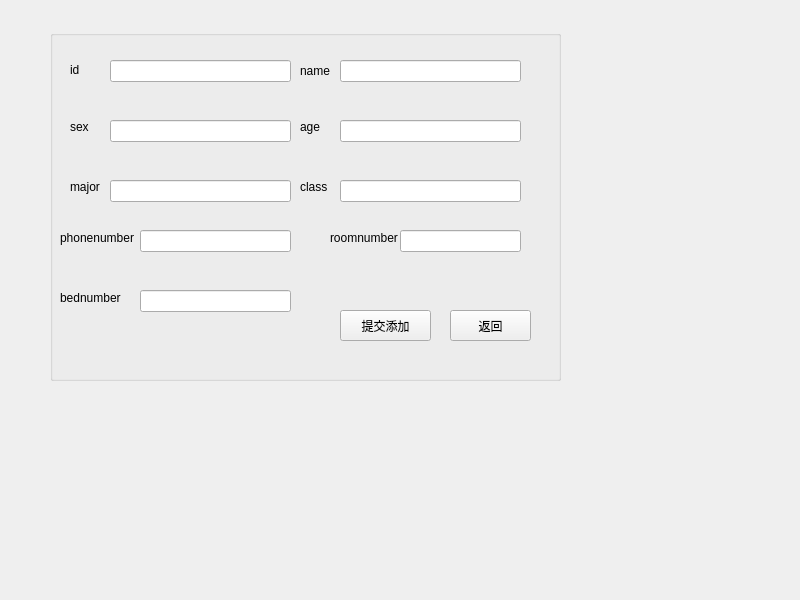
Old version of the form student_info_add.ui in the repository yzyzhenlihai/CplusplusProject.
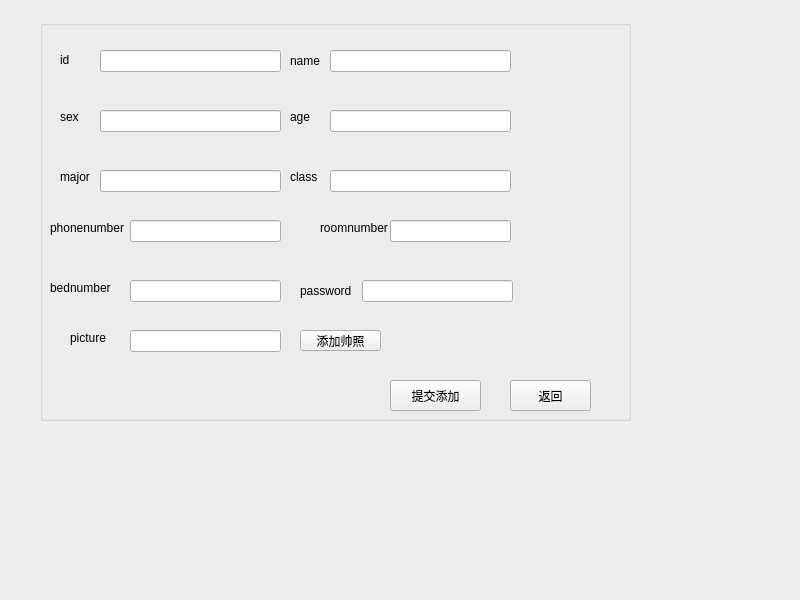
New version of the form.

```diff
--- a/student_info_add.ui
+++ b/student_info_add.ui
@@ -17,10 +17,10 @@
    <widget class="QGroupBox" name="groupBox">
     <property name="geometry">
      <rect>
-      <x>50</x>
-      <y>30</y>
-      <width>511</width>
-      <height>351</height>
+      <x>40</x>
+      <y>20</y>
+      <width>591</width>
+      <height>401</height>
      </rect>
     </property>
     <property name="title">
@@ -236,8 +236,8 @@
     <widget class="QPushButton" name="addCommit">
      <property name="geometry">
       <rect>
-       <x>290</x>
-       <y>280</y>
+       <x>350</x>
+       <y>360</y>
        <width>91</width>
        <height>31</height>
       </rect>
@@ -249,8 +249,8 @@
     <widget class="QPushButton" name="returnBtn">
      <property name="geometry">
       <rect>
-       <x>400</x>
-       <y>280</y>
+       <x>470</x>
+       <y>360</y>
        <width>81</width>
        <height>31</height>
       </rect>
@@ -259,6 +259,65 @@
       <string>返回</string>
      </property>
     </widget>
+    <widget class="QLabel" name="password">
+     <property name="geometry">
+      <rect>
+       <x>260</x>
+       <y>260</y>
+       <width>61</width>
+       <height>21</height>
+      </rect>
+     </property>
+     <property name="text">
+      <string>password</string>
+     </property>
+    </widget>
+    <widget class="QLineEdit" name="passwordEdit">
+     <property name="geometry">
+      <rect>
+       <x>322</x>
+       <y>260</y>
+       <width>151</width>
+       <height>22</height>
+      </rect>
+     </property>
+    </widget>
+    <widget class="QPushButton" name="addPictureBtn">
+     <property name="geometry">
+      <rect>
+       <x>260</x>
+       <y>310</y>
+       <width>81</width>
+       <height>21</height>
+      </rect>
+     </property>
+     <property name="text">
+      <string>添加帅照</string>
+     </property>
+    </widget>
+    <widget class="QLabel" name="pictureLabel">
+     <property name="geometry">
+      <rect>
+       <x>30</x>
+       <y>310</y>
+       <width>61</width>
+       <height>16</height>
+      </rect>
+     </property>
+     <property name="text">
+      <string>picture</string>
+     </property>
+    </widget>
+    <widget class="QLineEdit" name="pictureEdit">
+     <property name="geometry">
+      <rect>
+       <x>90</x>
+       <y>310</y>
+       <width>151</width>
+       <height>22</height>
+      </rect>
+     </property>
+    </widget>
    </widget>
   </widget>
  </widget>
```
